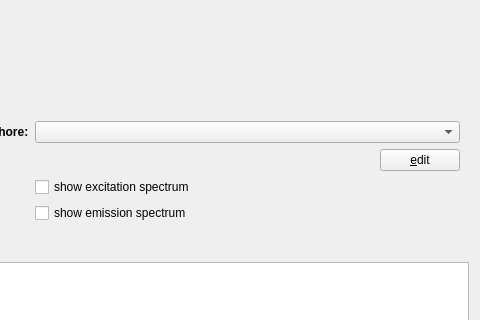
Above: plugins/qfe_spectraviewer/qfespectraviewerdialog.ui from jkriege2/QuickFit3 before the change; both pictures show x 445 to 925 and y 242 to 562 of the 925 by 707 pixel window. Below: the same form after it.
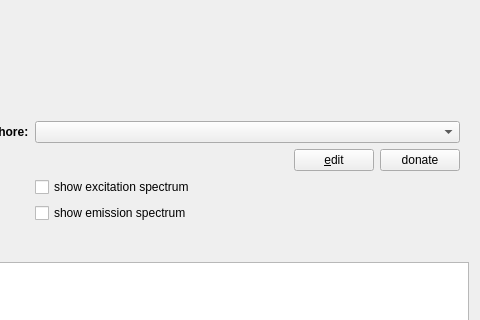
That is the form after the change. The open tabs and pages were chosen to show the change. Icons and pictures are not drawn. Custom widgets are drawn as their Qt base class.

```diff
--- a/plugins/qfe_spectraviewer/qfespectraviewerdialog.ui
+++ b/plugins/qfe_spectraviewer/qfespectraviewerdialog.ui
@@ -448,6 +448,13 @@
                 </property>
                </widget>
               </item>
+              <item>
+               <widget class="QPushButton" name="btnMailFluorophore">
+                <property name="text">
+                 <string>donate</string>
+                </property>
+               </widget>
+              </item>
              </layout>
             </item>
            </layout>
@@ -475,17 +482,17 @@
   </layout>
  </widget>
  <customwidgets>
+  <customwidget>
+   <class>QEnhancedTableView</class>
+   <extends>QTableView</extends>
+   <header>qenhancedtableview.h</header>
+  </customwidget>
   <customwidget>
    <class>QFPlotter</class>
    <extends>QWidget</extends>
    <header>qfplotter.h</header>
    <container>1</container>
   </customwidget>
-  <customwidget>
-   <class>QEnhancedTableView</class>
-   <extends>QTableView</extends>
-   <header>qenhancedtableview.h</header>
-  </customwidget>
  </customwidgets>
  <resources>
   <include location="../../lib/lib.qrc"/>
```
Left out of the diff: 16 changed lines with no effect on the pictures.
